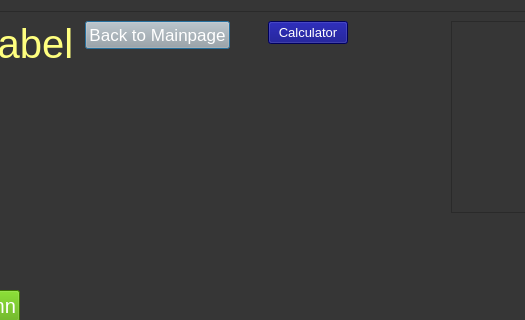
Before: the Qt Designer form newboard.ui in Astagfiru/windower, drawn with Qt 5; both pictures show x 119 to 644 and y 0 to 320 of the 847 by 574 pixel window.
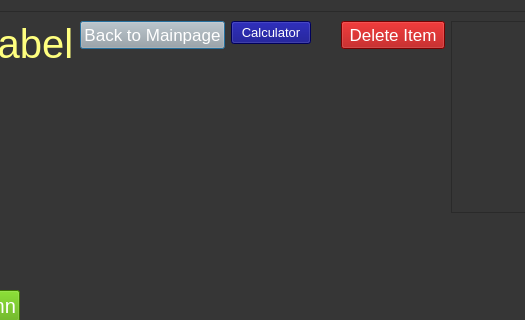
After: the same form once the commit is applied.

```diff
--- a/newboard.ui
+++ b/newboard.ui
@@ -69,6 +69,18 @@
            </property>
           </widget>
          </item>
+         <item alignment="Qt::AlignTop">
+          <widget class="QPushButton" name="deleteitembutton">
+           <property name="styleSheet">
+            <string notr="true">background-color: rgb(170, 0, 0);
+color:rgb(255, 255, 255);
+font-size:13pt</string>
+           </property>
+           <property name="text">
+            <string>Delete Item</string>
+           </property>
+          </widget>
+         </item>
          <item alignment="Qt::AlignRight|Qt::AlignTop">
           <widget class="QListWidget" name="memberlist">
            <property name="maximumSize">
```
